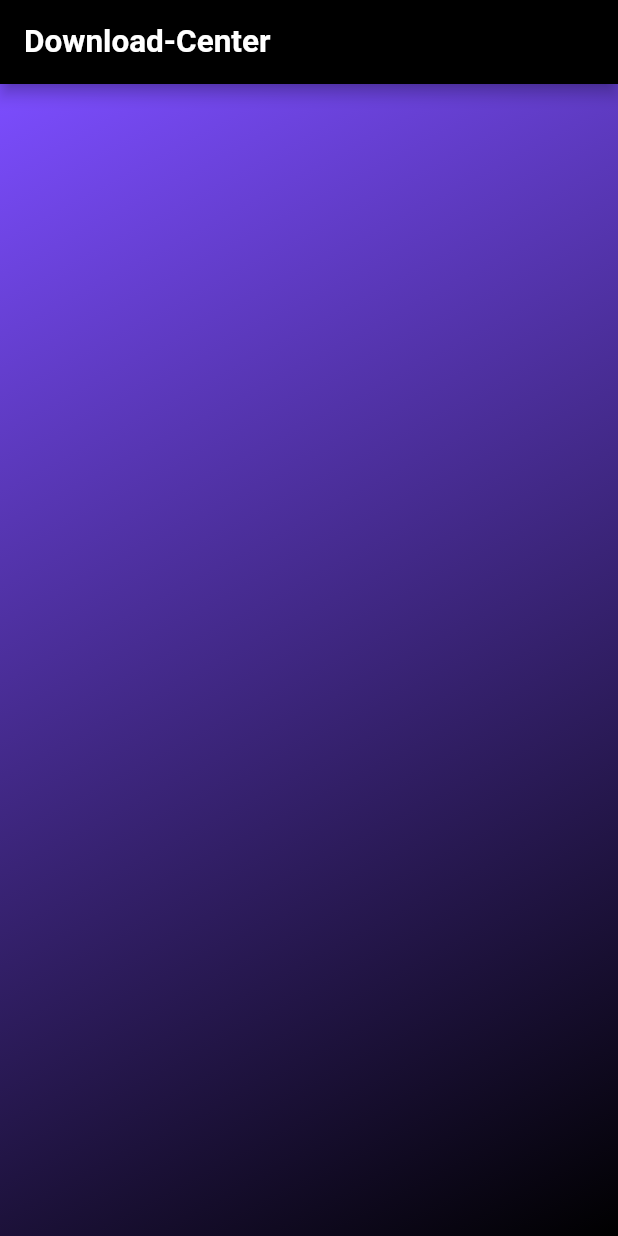
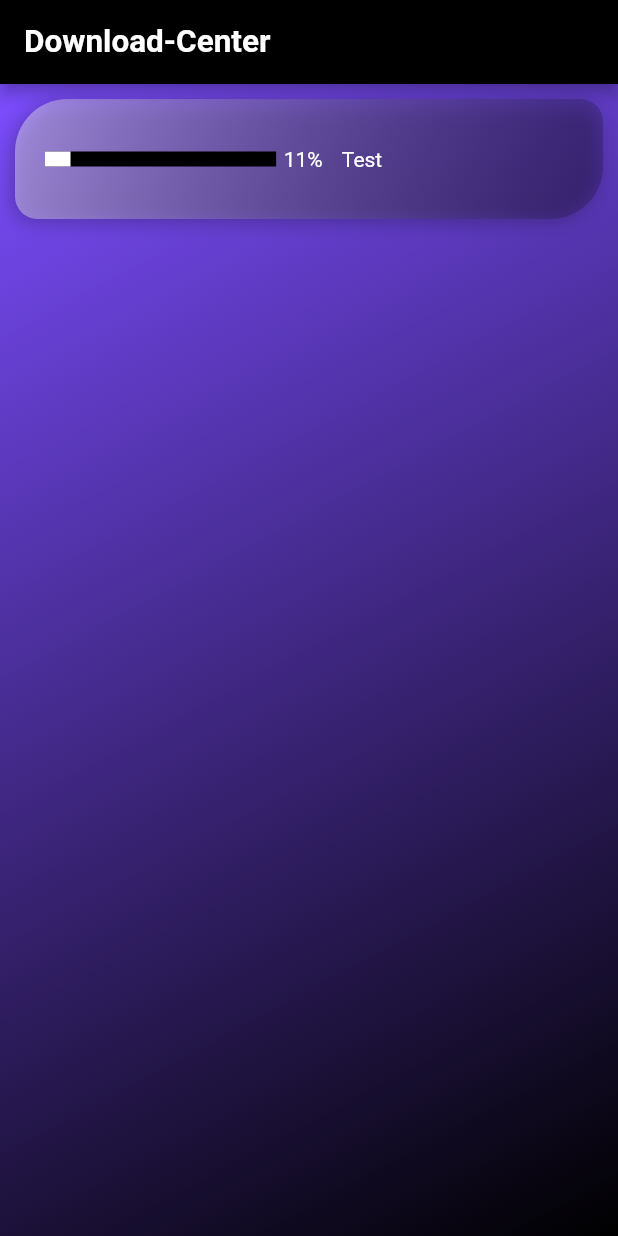
Before and after one commit to GoneFreaks/StewArtPlayer, a Flutter app: the screen it shows after launch, tab 3 chosen, after a tap on the "download" icon, on a phone screen of 412 x 824 dp. Run offline on Flutter 3.47's test engine with Material 2 defaults, Android fonts, the light colour scheme and no system bars; drawn by our look-alikes of animated_flip_counter; our stand-ins replace audio_service, cached_network_image, cool_alert, just_audio, shared_preferences, sqflite and 1 more; missing offline and left inert: animated_icon, volume_controller, youtube_explode_dart; accounts and stored records are empty.

Commit message:
YT-Playlist, App-Loading-Screen

```diff
--- /dev/null
+++ b/lib/custom_splash_screen.dart
@@ -0,0 +1,155 @@
+import 'dart:io';
+
+import 'package:animated_icon/animated_icon.dart';
+import 'package:audio_service/audio_service.dart';
+import 'package:flutter/material.dart';
+import 'package:path_provider/path_provider.dart';
+import 'package:stew_art_player/dto/theme_dto.dart';
+import 'dto/video_dto.dart';
+import 'helper/db_loader.dart' as db;
+import 'helper/stewart_audio_handler.dart';
+import 'helper/variable_holder.dart';
+
+class CustomSplashScreen extends StatefulWidget {
+
+  const CustomSplashScreen({super.key});
+
+  @override
+  State<CustomSplashScreen> createState() => CustomSplashScreenState();
+}
+
+class CustomSplashScreenState extends State<CustomSplashScreen>{
+
+  static const int colorCode = 50;
+  static const waitTimer = 1;
+  String loadText = '';
+
+  @override
+  void initState() {
+    super.initState();
+    initApp();
+  }
+
+  Future<void> initApp() async {
+
+
+    setState(() {
+      loadText = 'Config wird geladen ...';
+    });
+    await db.initPreferences();
+    await db.readUseInternet().then((value) => Holder.useInternet.value = value);
+    await db.readAnimateText().then((value) => Holder.animateText.value = value);
+    await db.readShortenText().then((value) => Holder.shortenText.value = value);
+    await db.readShowVolume().then((value) => Holder.showVolume.value = value);
+    await db.readTheme().then((value) {
+      Holder.theme.value = value;
+      Holder.currentPosition.value = value;
+    });
+    await Future.delayed(const Duration(seconds: waitTimer));
+
+
+    setState(() {
+      loadText = 'Datenbank wird initialisiert ...';
+    });
+    await db.initDataBase();
+    await Future.delayed(const Duration(seconds: waitTimer));
+
+
+    setState(() {
+      loadText = 'Speicherbereinigung wird durchgeführt ...';
+    });
+    Directory directory = await getApplicationDocumentsDirectory();
+    List<FileSystemEntity> files = directory.listSync();
+    files.retainWhere((element) => element.path.contains('m4a'));
+    Set<String> trackIDs = await db.getAllTrackIDs();
+
+    List<FileSystemEntity> tempFiles = List.from(files);
+
+    for (FileSystemEntity file in tempFiles) {
+      for (String id in trackIDs) {
+        if(file.path.contains(id)) {
+          files.remove(file);
+          break;
+        }
+      }
+    }
+    for (FileSystemEntity file in files) {
+      file.deleteSync();
+    }
+
+
+    setState(() {
+      loadText = 'AudioPlayer wird gestartet ...';
+    });
+    Holder.handler = await AudioService.init(
+      builder: () => StewArtAudioHandler(),
+      config: const AudioServiceConfig(
+        androidNotificationChannelId: 'com.ryanheise.myapp.channel.audio',
+        androidNotificationChannelName: 'Audio playback',
+        androidNotificationOngoing: true,
+      ),
+    );
+
+    await db.readMusicState().then((value) async {
+      if(value != null) {
+        List<VideoDTO> videos = [];
+        VideoDTO? toPlay;
+        for (String s in value.queueIds) {
+          VideoDTO? videoDTO = await db.getVideoDTO(s, value.location);
+          if(videoDTO != null) {
+            videos.add(videoDTO);
+            if(s == value.currentTrackId) toPlay = videoDTO;
+          }
+        }
+        if(toPlay != null) {
+          Holder.handler.loadTracks(toPlay, videos);
+          await Holder.handler.loadTrack(toPlay);
+          await Holder.handler.audioPlayer.seek(Duration(seconds: value.currentTrackPosition), index: 0);
+          double preVolume = Holder.handler.audioPlayer.volume;
+          Holder.handler.audioPlayer.setVolume(0.0);
+          await Future.delayed(const Duration(milliseconds: 100));
+          await Holder.handler.pause();
+          Holder.handler.audioPlayer.setVolume(preVolume);
+        }
+      }
+    });
+    await Future.delayed(const Duration(seconds: waitTimer));
+
+
+    setState(() {
+      loadText = '';
+    });
+    await Future.delayed(const Duration(seconds: waitTimer));
+
+
+    if(context.mounted) {
+      Navigator.pop(context);
+      Navigator.pushNamed(context, '/main');
+    }
+
+  }
+
+  @override
+  Widget build(BuildContext context) {
+    ThemeData theme = ThemeDTO.themes[0].asTheme();
+    return Scaffold(
+      backgroundColor: const Color.fromARGB(255, colorCode, colorCode, colorCode),
+      body: Center(
+        child: Column(
+          mainAxisAlignment: MainAxisAlignment.center,
+          children: [
+            AnimateIcon(
+              iconType: IconType.continueAnimation,
+              animateIcon: AnimateIcons.loading6,
+              onTap: () {},
+              color: Colors.white,
+              width: 300,
+              height: 300,
+            ),
+            Text(loadText, style: theme.textTheme.titleMedium,),
+          ],
+        ),
+      ),
+    );
+  }
+}
--- a/lib/download_center.dart
+++ b/lib/download_center.dart
@@ -1,7 +1,9 @@
+import 'package:animated_flip_counter/animated_flip_counter.dart';
 import 'package:flutter/material.dart';
 import 'package:stew_art_player/dto/download_dto.dart';
 import 'package:stew_art_player/helper/variable_holder.dart';
 import 'dto/theme_dto.dart';
+import 'helper/test_stream.dart' as test;
 
 class DownloadCenter extends StatefulWidget {
 
@@ -16,6 +18,7 @@ class DownloadCenterState extends State<DownloadCenter>{
   @override
   void initState() {
     super.initState();
+    if(Holder.downloads.isEmpty) Holder.downloads.add(DownloadDTO(name: "Test", stream: test.testStream(), id: "id"));
     Holder.newDownload.addListener(saveSetState);
   }
 
@@ -114,7 +117,7 @@ class DownloadCenterState extends State<DownloadCenter>{
                       )
                   ),
                   const SizedBox(width: 5,),
-                  if(snapshot.data != null) Text('${(snapshot.data! * 100).toStringAsFixed(0)}%', style: ThemeDTO.getBodyMedium(),),
+                  if(snapshot.data != null) AnimatedFlipCounter(value: snapshot.data! * 100, suffix: '%',),
                   const Spacer(flex: 1,),
                   Expanded(
                     flex: 12,
--- a/lib/helper/db_loader.dart
+++ b/lib/helper/db_loader.dart
@@ -182,6 +182,17 @@ Future<void> deleteYTPlaylist(String playlistID) async {
   await db.rawDelete("DELETE FROM pPlaylists WHERE playlistID=?", [playlistID]);
 }
 
+Future<Set<String>> getAllTrackIDs() async {
+  Set<String> result = {};
+  for (Map<String, Object?> map in await db.rawQuery("SELECT id FROM tracks")) {
+    result.add(map["id"] as String);
+  }
+  for (Map<String, Object?> map in await db.rawQuery("SELECT id FROM pTracks")) {
+    result.add(map["id"] as String);
+  }
+  return result;
+}
+
 Future<List<VideoDTO>> getAllLocalTracks(BuildContext context) async {
   List<VideoDTO> temp = [];
   List<Map<String, Object?>> result = await db.rawQuery("SELECT * FROM tracks");
--- /dev/null
+++ b/lib/helper/test_stream.dart
@@ -0,0 +1,8 @@
+import 'dart:math';
+
+Stream<double> testStream() async* {
+  while(true) {
+    await Future.delayed(const Duration(milliseconds: 500));
+    yield Random().nextDouble();
+  }
+}
--- a/lib/helper/utils.dart
+++ b/lib/helper/utils.dart
@@ -1,3 +1,4 @@
+import 'package:cool_alert/cool_alert.dart';
 import 'package:flutter/material.dart';
 import 'package:stew_art_player/dto/download_dto.dart';
 import 'package:stew_art_player/dto/playlist_dto.dart';
@@ -81,13 +82,16 @@ void showLoadingDialog(BuildContext context, Video video, bool tempFile) {
   String downloadID = 'v ${video.id.toString()}';
 
   for (DownloadDTO downloadDTO in Holder.downloads) {
-    print("NOP");
-    if(downloadDTO.id.compareTo(downloadID) == 0) return;
+    if(downloadDTO.id.compareTo(downloadID) == 0) {
+      CoolAlert.show(context: context, type: CoolAlertType.error, title: "Video wird bereits heruntergeladen");
+      return;
+    }
   }
 
   Stream<double> stream = tempFile? loader.saveAudioAsTemporary(video, context) : loader.saveAudioAsPermanent(video, context, context);
   Holder.downloads.add(DownloadDTO(stream: stream, name: video.title, id: downloadID));
   Holder.newDownload.value = !Holder.newDownload.value;
+  CoolAlert.show(context: context, type: CoolAlertType.loading, text: "Downloadübersicht im Download-Center");
 }
 
 void showPlaylistLoadingDialog(BuildContext context, PlaylistDTO playlist) {
@@ -95,13 +99,16 @@ void showPlaylistLoadingDialog(BuildContext context, PlaylistDTO playlist) {
   String downloadID = 'p ${playlist.id}';
 
   for (DownloadDTO downloadDTO in Holder.downloads) {
-    print("NOP");
-    if(downloadDTO.id.compareTo(downloadID) == 0) return;
+    if(downloadDTO.id.compareTo(downloadID) == 0) {
+      CoolAlert.show(context: context, type: CoolAlertType.error, title: "Playlist wird bereits heruntergeladen");
+      return;
+    }
   }
 
   Stream<double> stream = loader.savePlaylist(playlist, context, context);
   Holder.downloads.add(DownloadDTO(stream: stream, name: playlist.title, id: downloadID));
   Holder.newDownload.value = !Holder.newDownload.value;
+  CoolAlert.show(context: context, type: CoolAlertType.loading, text: "Downloadübersicht im Download-Center");
 }
 
 void sortTracks(List<VideoDTO> videos, int filter) {
--- a/lib/main.dart
+++ b/lib/main.dart
@@ -1,34 +1,21 @@
-import 'package:audio_service/audio_service.dart';
 import 'package:flutter/material.dart';
 import 'package:stew_art_player/big_track_view.dart';
 import 'package:stew_art_player/color_customizer.dart';
+import 'package:stew_art_player/custom_splash_screen.dart';
 import 'package:stew_art_player/download_center.dart';
 import 'package:stew_art_player/dto/theme_dto.dart';
 import 'package:stew_art_player/local_searcher.dart';
+import 'package:stew_art_player/minor_widgets/download_center_icon.dart';
 import 'package:stew_art_player/player_controls.dart';
 import 'package:stew_art_player/playlist_view.dart';
 import 'package:stew_art_player/searcher.dart';
 import 'package:stew_art_player/minor_widgets/settings.dart';
-import 'package:stew_art_player/helper/stewart_audio_handler.dart';
 import 'package:stew_art_player/minor_widgets/volume_displayer.dart';
 import 'package:volume_controller/volume_controller.dart';
-import 'dto/video_dto.dart';
-import 'helper/db_loader.dart' as db;
 import 'helper/utils.dart' as utils;
 import 'helper/variable_holder.dart';
 
 void main() async {
-
-  Holder.handler = await AudioService.init(
-    builder: () => StewArtAudioHandler(),
-    config: const AudioServiceConfig(
-      androidNotificationChannelId: 'com.ryanheise.myapp.channel.audio',
-      androidNotificationChannelName: 'Audio playback',
-      androidNotificationOngoing: true,
-    ),
-  );
-  await db.initPreferences();
-  await db.initDataBase();
   runApp(const App());
 }
 
@@ -39,11 +26,12 @@ class App extends StatelessWidget {
   Widget build(BuildContext context) {
     return MaterialApp(
       title: 'StewArt',
-      home: const HomePage(),
+      home: const CustomSplashScreen(),
       routes: {
         '/color': (context) => const ColorCustomizer(),
         '/big': (context) => const BigTrackView(),
         '/download': (context) => const DownloadCenter(),
+        '/main': (context) => const HomePage(),
       },
     );
   }
@@ -61,8 +49,10 @@ class _HomePageState extends State<HomePage>{
   @override
   void initState() {
     super.initState();
-    initConfig();
     Holder.theme.addListener(() {setState(() {});});
+    VolumeController().listener((p0) {
+      if(p0 != Holder.volume.value) Holder.volume.value = p0;
+    });
   }
 
   @override
@@ -81,12 +71,7 @@ class _HomePageState extends State<HomePage>{
         child: Scaffold(
           appBar: AppBar(
             actions: [
-                IconButton(
-                  icon: Icon(Icons.download, size: 30, color: ThemeDTO.themes[Holder.theme.value].textColor),
-                  onPressed: () {
-                    Navigator.pushNamed(context, '/download');
-                  },
-                ),
+              const DownloadCenterIcon(),
               IconButton(
                 icon: Icon(Icons.color_lens_outlined, size: 30, color: ThemeDTO.themes[Holder.theme.value].textColor),
                 onPressed: () async {
@@ -165,42 +150,4 @@ class _HomePageState extends State<HomePage>{
       ),
     );
   }
-
-  void initConfig() async {
-    await db.readUseInternet().then((value) => Holder.useInternet.value = value);
-    await db.readAnimateText().then((value) => Holder.animateText.value = value);
-    await db.readShortenText().then((value) => Holder.shortenText.value = value);
-    await db.readShowVolume().then((value) => Holder.showVolume.value = value);
-    await db.readTheme().then((value) {
-      Holder.theme.value = value;
-      Holder.currentPosition.value = value;
-    });
-    await db.readMusicState().then((value) async {
-      if(value != null) {
-        List<VideoDTO> videos = [];
-        VideoDTO? toPlay;
-        for (String s in value.queueIds) {
-          VideoDTO? videoDTO = await db.getVideoDTO(s, value.location);
-          if(videoDTO != null) {
-            videos.add(videoDTO);
-            if(s == value.currentTrackId) toPlay = videoDTO;
 }
-        }
-        if(toPlay != null) {
-          Holder.handler.loadTracks(toPlay, videos);
-          await Holder.handler.loadTrack(toPlay);
-          await Holder.handler.audioPlayer.seek(Duration(seconds: value.currentTrackPosition), index: 0);
-          double preVolume = Holder.handler.audioPlayer.volume;
-          Holder.handler.audioPlayer.setVolume(0.0);
-          await Future.delayed(const Duration(milliseconds: 100));
-          await Holder.handler.pause();
-          Holder.handler.audioPlayer.setVolume(preVolume);
-        }
-      }
-    });
-    VolumeController().listener((p0) {
-      if(p0 != Holder.volume.value) Holder.volume.value = p0;
-    });
-    setState(() {});
-  }
-}
--- /dev/null
+++ b/lib/minor_widgets/download_center_icon.dart
@@ -0,0 +1,57 @@
+import 'package:flutter/material.dart';
+import 'package:stew_art_player/helper/variable_holder.dart';
+
+class DownloadCenterIcon extends StatefulWidget {
+
+  const DownloadCenterIcon({super.key});
+
+  @override
+  State<DownloadCenterIcon> createState() => DownloadCenterIconState();
+}
+
+class DownloadCenterIconState extends State<DownloadCenterIcon>{
+
+  @override
+  void initState() {
+    super.initState();
+    Holder.newDownload.addListener(saveSetState);
+  }
+
+  @override
+  void dispose() {
+    super.dispose();
+    Holder.newDownload.removeListener(saveSetState);
+  }
+
+  void saveSetState() {
+    try {
+      setState(() {});
+    } catch (_){}
+  }
+
+  @override
+  Widget build(BuildContext context) {
+    return Stack(
+      children: [
+        Align(
+          alignment: Alignment.bottomCenter,
+          child: IconButton(
+            onPressed: () {
+              Navigator.pushNamed(context, '/download');
+            },
+            icon: const Icon(Icons.download),
+            iconSize: 35,
+          ),
+        ),
+        if(Holder.downloads.isNotEmpty) Align(
+          alignment: Alignment.topLeft,
+          child: CircleAvatar(
+            backgroundColor: Theme.of(context).colorScheme.secondary,
+            radius: 11,
+            child: Text('${Holder.downloads.length}', style: Theme.of(context).textTheme.titleMedium,),
+          ),
+        ),
+      ],
+    );
+  }
+}
--- a/lib/minor_widgets/playlist_widget.dart
+++ b/lib/minor_widgets/playlist_widget.dart
@@ -57,7 +57,7 @@ class PlaylistWidgetState extends State<PlaylistWidget>{
                   overflow: TextOverflow.ellipsis,
                   maxLines: 2,
                 ),
-                Text('${widget.playlist.videoCount} Tracks', style: Theme.of(context).textTheme.bodySmall,),
+                Text('${widget.playlist.videos.length} Tracks', style: Theme.of(context).textTheme.bodySmall,),
                 const Spacer(),
               ],
             ),
--- a/lib/searcher.dart
+++ b/lib/searcher.dart
@@ -171,6 +171,7 @@ class SearcherState extends State<Searcher> {
   List<Widget> playlistToWidgetList(List<PlaylistDTO> playlists) {
     List<Widget> result = [];
     for(PlaylistDTO playlist in playlists) {
+      if(playlist.videos.isEmpty) continue;
       result.add(InkWell(
         onTap: () async {
           YoutubeExplode youtube = YoutubeExplode();
--- a/pubspec.yaml
+++ b/pubspec.yaml
@@ -42,6 +42,8 @@ dependencies:
   animations: ^2.0.7
   cached_network_image: ^3.2.3
   volume_controller: ^2.0.7
+  animated_icon: ^0.0.5
+  animated_flip_counter: ^0.2.6
 
   # The following adds the Cupertino Icons font to your application.
   # Use with the CupertinoIcons class for iOS style icons.
```
Also changed, not shown: pubspec.lock, 2 other files. Lines whose indentation alone changed are shown as unchanged.
